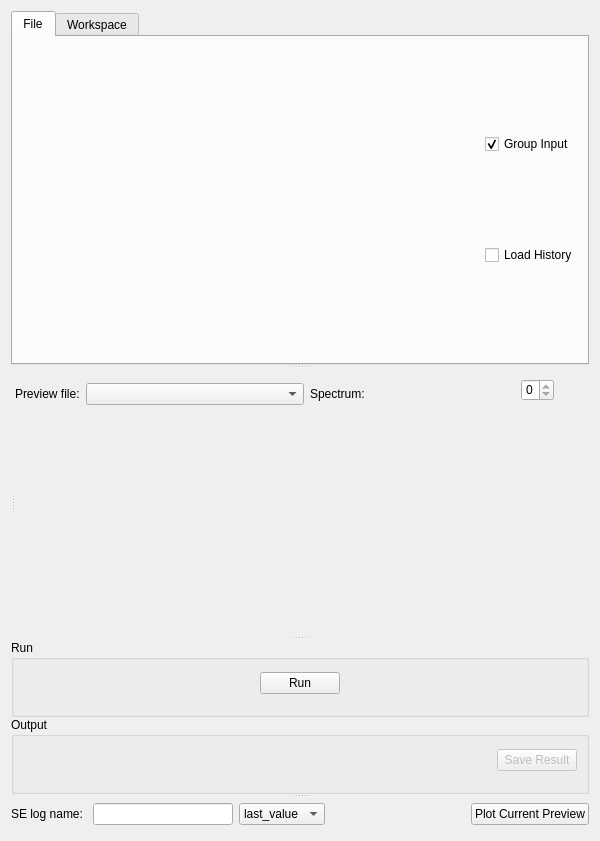
Old version of the form qt/scientific_interfaces/Indirect/InelasticDataManipulationElwinTab.ui in the repository mantidproject/mantid.
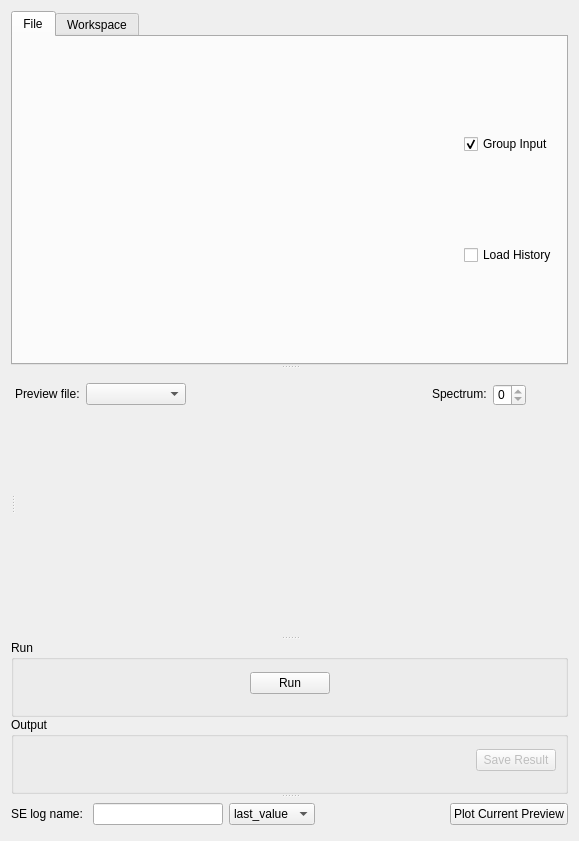
New version of the form. Custom widgets are drawn as their Qt base class.

Commit message: fixed elwin tab after second move

What changed in the file:
```diff
--- a/qt/scientific_interfaces/Indirect/InelasticDataManipulationElwinTab.ui
+++ b/qt/scientific_interfaces/Indirect/InelasticDataManipulationElwinTab.ui
@@ -6,7 +6,7 @@
    <rect>
     <x>0</x>
     <y>0</y>
-    <width>600</width>
+    <width>579</width>
     <height>841</height>
    </rect>
   </property>
@@ -182,15 +182,40 @@
           <item>
            <widget class="QComboBox" name="cbPreviewFile">
             <property name="sizePolicy">
-             <sizepolicy hsizetype="Expanding" vsizetype="Fixed">
+             <sizepolicy hsizetype="Fixed" vsizetype="Fixed">
               <horstretch>0</horstretch>
               <verstretch>0</verstretch>
              </sizepolicy>
             </property>
+            <property name="minimumSize">
+             <size>
+              <width>100</width>
+              <height>0</height>
+             </size>
+            </property>
            </widget>
           </item>
+          <item>
+           <spacer name="horizontalSpacer_4">
+            <property name="orientation">
+             <enum>Qt::Horizontal</enum>
+            </property>
+            <property name="sizeHint" stdset="0">
+             <size>
+              <width>40</width>
+              <height>20</height>
+             </size>
+            </property>
+           </spacer>
+          </item>
           <item>
            <widget class="QLabel" name="lbPreviewSpec">
+            <property name="sizePolicy">
+             <sizepolicy hsizetype="Fixed" vsizetype="Preferred">
+              <horstretch>0</horstretch>
+              <verstretch>0</verstretch>
+             </sizepolicy>
+            </property>
             <property name="text">
              <string>Spectrum:</string>
             </property>
@@ -199,14 +224,14 @@
           <item>
            <widget class="QStackedWidget" name="elwinPreviewSpec">
             <property name="sizePolicy">
-             <sizepolicy hsizetype="Preferred" vsizetype="Preferred">
+             <sizepolicy hsizetype="Fixed" vsizetype="Preferred">
               <horstretch>0</horstretch>
               <verstretch>0</verstretch>
              </sizepolicy>
             </property>
             <property name="minimumSize">
              <size>
-              <width>0</width>
+              <width>75</width>
               <height>50</height>
              </size>
             </property>
@@ -217,8 +242,8 @@
              <widget class="QSpinBox" name="spPlotSpectrum">
               <property name="geometry">
                <rect>
-                <x>150</x>
-                <y>10</y>
+                <x>0</x>
+                <y>15</y>
                 <width>33</width>
                 <height>22</height>
                </rect>
```
Left out of the diff: 16 changed lines with no effect on the pictures.
